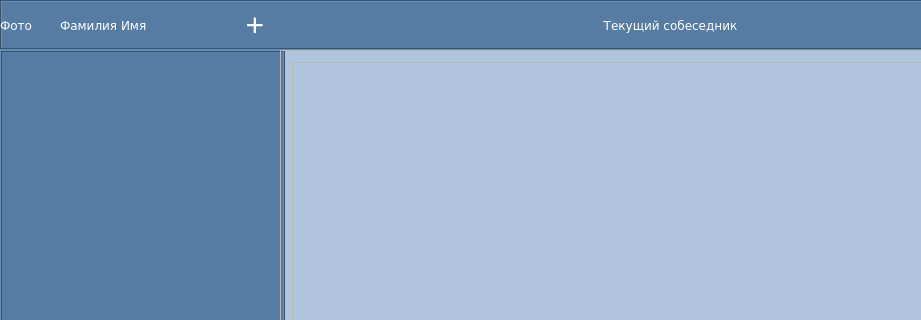
Above: VKMessenger/VKMessenger/messengerwindow.ui from petrenko-alex/vk-messenger before the change; both pictures show x 0 to 921 and y 0 to 320 of the 1111 by 674 pixel window. Below: the same form after it.
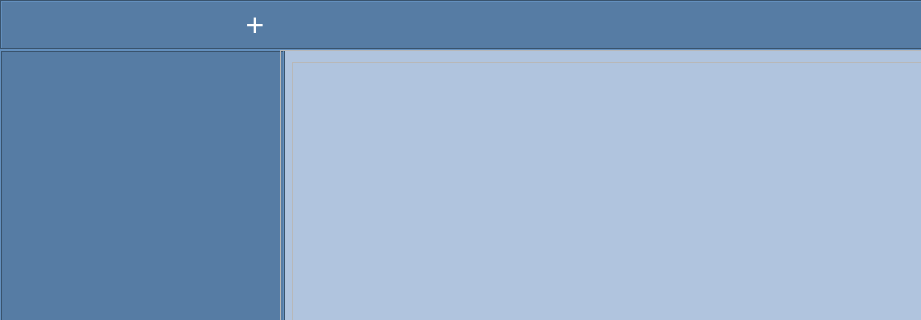
That is the form after the change. Icons and pictures are not drawn.

Commit message: Модифицирована форма главного окна.

The edit to the form file:
```diff
--- a/VKMessenger/VKMessenger/messengerwindow.ui
+++ b/VKMessenger/VKMessenger/messengerwindow.ui
@@ -348,7 +348,7 @@
       </font>
      </property>
      <property name="text">
-      <string>Фото</string>
+      <string/>
      </property>
     </widget>
     <widget class="QLabel" name="userName">
@@ -496,7 +496,7 @@
       </font>
      </property>
      <property name="text">
-      <string>Фамилия Имя</string>
+      <string/>
      </property>
     </widget>
     <widget class="QPushButton" name="logoutB">
@@ -943,7 +943,7 @@
       </font>
      </property>
      <property name="text">
-      <string>Текущий собеседник</string>
+      <string/>
      </property>
      <property name="alignment">
       <set>Qt::AlignCenter</set>
```
The commit also changes 1 other file.
